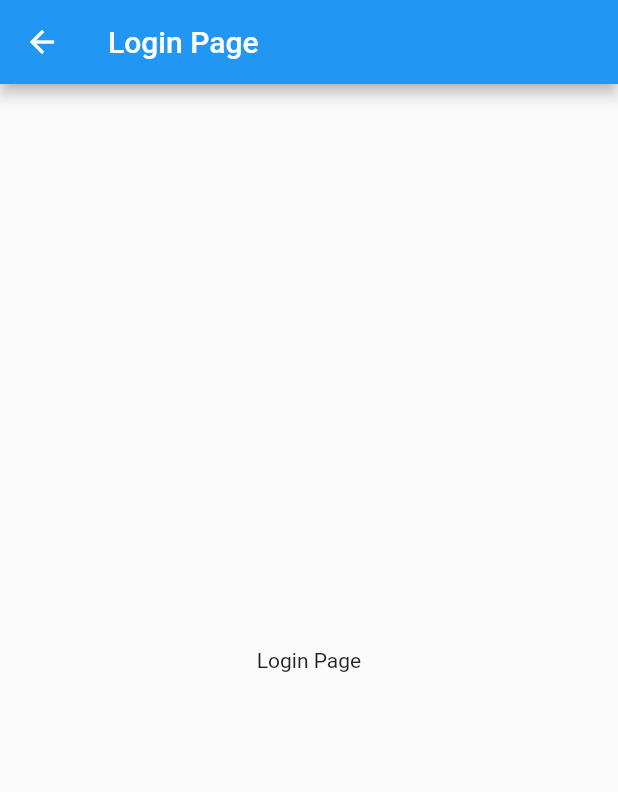
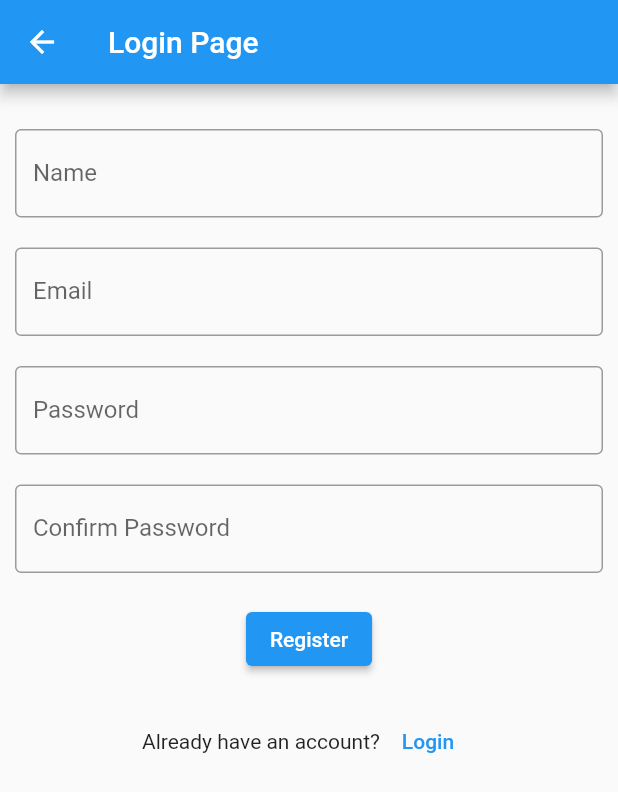
Before and after one commit to IsmailSepon/graduate_skill_sets, a Flutter app: the Registration screen opened by its route, on a phone screen of 412 x 824 dp. Shown: the top 792 px of the screen. Run offline on Flutter 3.47's test engine with Material 2 defaults, Android fonts, the light colour scheme and no system bars; our stand-ins replace firebase_auth, firebase_core, go_router; missing offline and left inert: firebase_ui_auth; accounts and stored records are empty.

Commit message:
app run issue fix

```diff
--- a/lib/auth/registration.dart
+++ b/lib/auth/registration.dart
@@ -12,9 +12,64 @@ class Registration extends StatelessWidget{
       appBar: AppBar(
         title: const Text('Login Page'),
       ),
-      body: const Center(
-        child: Text('Login Page'),
-      ),
+      body:  SingleChildScrollView(
+        child: Padding(
+          padding: EdgeInsets.all(10.0),
+          child: Column(
+            children: [
+              const SizedBox(height: 20.0,),
+              TextField(
+                decoration: InputDecoration(
+                  hintText: 'Enter your name',
+                  labelText: 'Name',
+                  border: OutlineInputBorder(),
+                ),
+              ),
+              SizedBox(height: 20.0,),
+              TextField(
+                decoration: InputDecoration(
+                  hintText: 'Enter your email',
+                  labelText: 'Email',
+                  border: OutlineInputBorder(),
+                ),
+              ),
+              SizedBox(height: 20.0,),
+              TextField(
+                decoration: InputDecoration(
+                  hintText: 'Enter your password',
+                  labelText: 'Password',
+                  border: OutlineInputBorder(),
+                ),
+              ),
+              SizedBox(height: 20.0,),
+              TextField(
+                decoration: InputDecoration(
+                  hintText: 'Confirm your password',
+                  labelText: 'Confirm Password',
+                  border: OutlineInputBorder(),
+                ),
+              ),
+              SizedBox(height: 20.0,),
+              ElevatedButton(
+                onPressed: (){},
+                child: Text('Register'),
+              ),
+              SizedBox(height: 20.0,),
+              Row(
+                mainAxisAlignment: MainAxisAlignment.center,
+                children: [
+                  Text('Already have an account?'),
+                  TextButton(
+                    onPressed: () {  },
+                    child:  Text('Login'),
+                  ),
+                ],
+              ),
+
+            ],
+          ),
+        ),
+      )
     );
   }
 
--- a/pubspec.yaml
+++ b/pubspec.yaml
@@ -41,6 +41,7 @@ dependencies:
   # Use with the CupertinoIcons class for iOS style icons.
   cupertino_icons: ^1.0.2
   firebase_dynamic_links: ^5.3.5
+  flutter_bloc: ^8.1.3
 
 
 dev_dependencies:
```
Also changed, not shown: lib/auth/auth.dart (added, +42 -0 lines), pubspec.lock, 2 other files.
